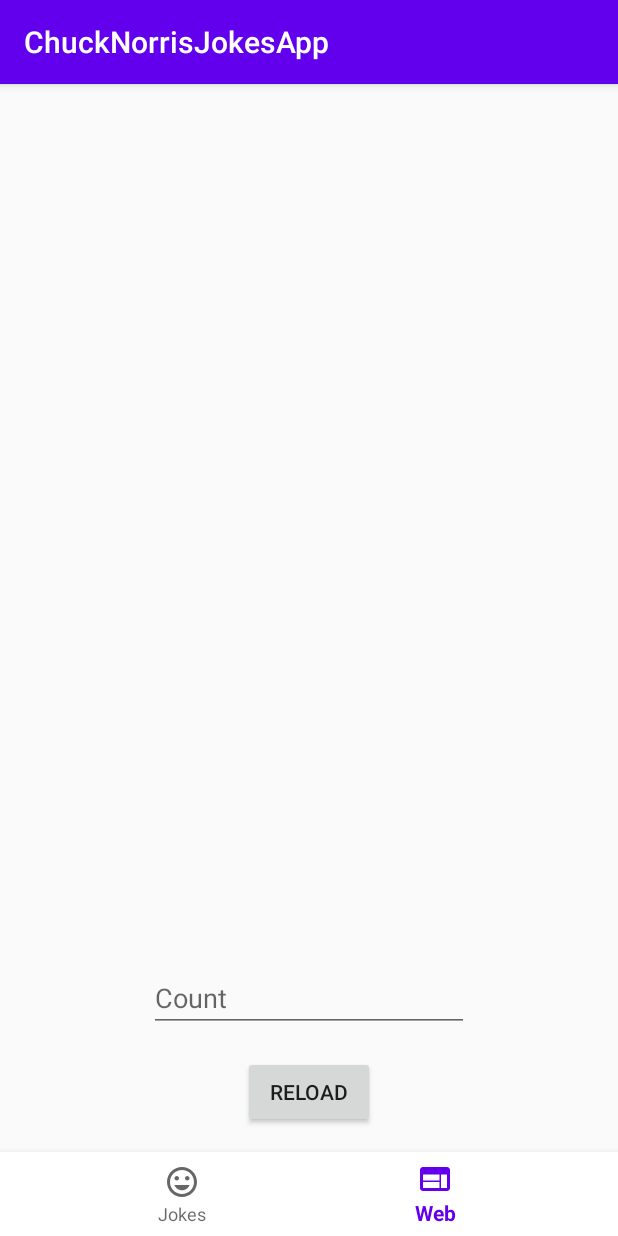
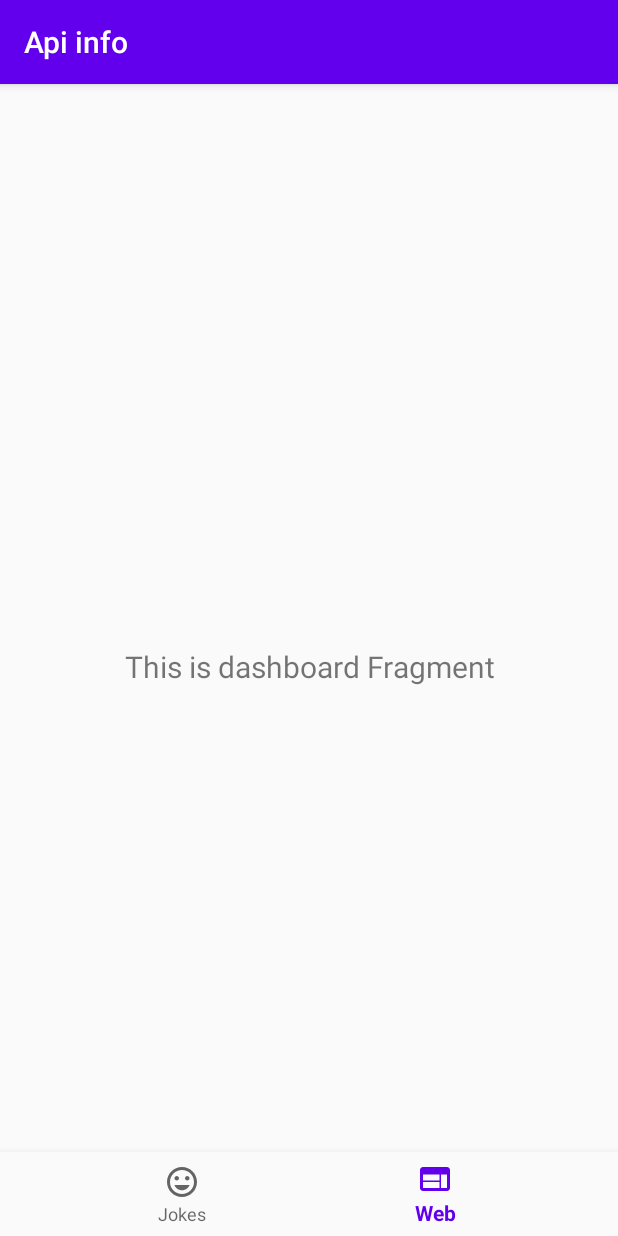
Before and after one commit to Sermage/ChuckNorrisJokesApp, an Android app: the screen it shows after launch (MainActivity), item 2 of the bottom bar chosen, on a phone screen of 412 x 824 dp. Run offline under Robolectric (Android 15) with nearby library versions, the phone set to English and light mode, and no system bars; our stand-ins replace Room's generated code, RxJava, navigation-ui.

Commit message:
Added bottom navigation bar.

```diff
--- a/app/build.gradle
+++ b/app/build.gradle
@@ -43,6 +43,12 @@ dependencies {
     implementation 'io.reactivex.rxjava2:rxjava:2.2.6'
     implementation 'com.squareup.retrofit2:adapter-rxjava2:2.6.0'
     implementation 'com.squareup.retrofit2:converter-gson:2.7.0'
+    implementation 'androidx.legacy:legacy-support-v4:1.0.0'
+    implementation 'androidx.navigation:navigation-fragment:2.3.0'
+    implementation 'androidx.navigation:navigation-ui:2.3.0'
+    implementation 'androidx.lifecycle:lifecycle-extensions:2.2.0'
+    implementation 'androidx.navigation:navigation-fragment-ktx:2.3.0'
+    implementation 'androidx.navigation:navigation-ui-ktx:2.3.0'
     def lifecycle_version = "2.2.0"
     // ViewModel
     implementation "androidx.lifecycle:lifecycle-viewmodel-ktx:$lifecycle_version"
--- a/app/src/main/AndroidManifest.xml
+++ b/app/src/main/AndroidManifest.xml
@@ -1,7 +1,8 @@
 <?xml version="1.0" encoding="utf-8"?>
 <manifest xmlns:android="http://schemas.android.com/apk/res/android"
     package="com.sermage.chucknorrisjokesapp">
-    <uses-permission android:name="android.permission.INTERNET"/>
+
+    <uses-permission android:name="android.permission.INTERNET" />
 
     <application
         android:allowBackup="true"
@@ -10,10 +11,9 @@
         android:roundIcon="@mipmap/ic_launcher_round"
         android:supportsRtl="true"
         android:theme="@style/AppTheme">
-        <activity android:name=".MainActivity">
+        <activity android:name=".screens.MainActivity">
             <intent-filter>
                 <action android:name="android.intent.action.MAIN" />
-
                 <category android:name="android.intent.category.LAUNCHER" />
             </intent-filter>
         </activity>
--- a/app/src/main/java/com/sermage/chucknorrisjokesapp/MainActivity.kt
+++ /dev/null
@@ -1,37 +0,0 @@
-package com.sermage.chucknorrisjokesapp
-
-import androidx.appcompat.app.AppCompatActivity
-import android.os.Bundle
-import android.util.Log
-import android.widget.ArrayAdapter
-import androidx.activity.viewModels
-import androidx.lifecycle.Observer
-import com.sermage.chucknorrisjokesapp.adapters.JokesAdapter
-import com.sermage.chucknorrisjokesapp.api.ApiFactory
-import com.sermage.chucknorrisjokesapp.pojo.Joke
-import io.reactivex.disposables.CompositeDisposable
-import io.reactivex.schedulers.Schedulers
-import kotlinx.android.synthetic.main.activity_main.*
-
-class MainActivity : AppCompatActivity() {
-
-
-
-    override fun onCreate(savedInstanceState: Bundle?) {
-        super.onCreate(savedInstanceState)
-        setContentView(R.layout.activity_main)
-        val viewModel:ChucksViewModel by viewModels()
-        viewModel.loadData(5)
-        val adapter=JokesAdapter()
-        val recyclerViewJokes=recyclerViewJokes
-        recyclerViewJokes.adapter=adapter
-        viewModel.jokesList.observe(this, Observer {
-            adapter.listOfJokes=it
-        })
-
-
-
-
-    }
-
-}
--- /dev/null
+++ b/app/src/main/java/com/sermage/chucknorrisjokesapp/screens/MainActivity.kt
@@ -0,0 +1,57 @@
+package com.sermage.chucknorrisjokesapp.screens
+
+import android.os.Bundle
+import android.view.MenuItem
+import com.google.android.material.bottomnavigation.BottomNavigationView
+import androidx.appcompat.app.AppCompatActivity
+import androidx.fragment.app.Fragment
+import androidx.navigation.findNavController
+import androidx.navigation.ui.AppBarConfiguration
+import androidx.navigation.ui.setupActionBarWithNavController
+import androidx.navigation.ui.setupWithNavController
+import com.google.android.material.navigation.NavigationView
+import com.sermage.chucknorrisjokesapp.R
+import com.sermage.chucknorrisjokesapp.pojo.JokesValue
+import com.sermage.chucknorrisjokesapp.screens.ui.jokes.JokesFragment
+import com.sermage.chucknorrisjokesapp.screens.ui.web.WebFragment
+
+class MainActivity : AppCompatActivity() {
+
+    override fun onCreate(savedInstanceState: Bundle?) {
+        super.onCreate(savedInstanceState)
+        setContentView(R.layout.activity_main)
+        val navView: BottomNavigationView = findViewById(R.id.nav_view)
+
+        val navController = findNavController(R.id.nav_host_fragment)
+        // Passing each menu ID as a set of Ids because each
+        // menu should be considered as top level destinations.
+        val appBarConfiguration = AppBarConfiguration(
+            setOf(
+                R.id.navigation_jokes, R.id.navigation_web
+            )
+        )
+        setupActionBarWithNavController(navController, appBarConfiguration)
+        navView.setupWithNavController(navController)
+
+//        navView.setOnNavigationItemSelectedListener {
+//            when(it.itemId){
+//                R.id.Jokes->{
+//                    navController.navigate(R.id.navigation_jokes)
+//                }
+//                R.id.Web->{
+//                    navController.navigate(R.id.navigation_web)
+//                }
+//            }
+//            false
+//        }
+
+    }
+
+
+    private fun openFragment(fragment: Fragment) {
+        val transaction = supportFragmentManager.beginTransaction()
+        transaction.replace(R.id.container, fragment)
+        transaction.addToBackStack(null)
+        transaction.commit()
+    }
+}
--- a/app/src/main/java/com/sermage/chucknorrisjokesapp/ChucksViewModel.kt
+++ b/app/src/main/java/com/sermage/chucknorrisjokesapp/screens/ui/jokes/ChucksViewModel.kt
@@ -1,4 +1,4 @@
-package com.sermage.chucknorrisjokesapp
+package com.sermage.chucknorrisjokesapp.screens.ui.jokes
 
 import android.app.Application
 import android.util.Log
--- /dev/null
+++ b/app/src/main/java/com/sermage/chucknorrisjokesapp/screens/ui/jokes/JokesFragment.kt
@@ -0,0 +1,39 @@
+package com.sermage.chucknorrisjokesapp.screens.ui.jokes
+
+import android.os.Bundle
+import android.view.LayoutInflater
+import android.view.View
+import android.view.ViewGroup
+import android.widget.Button
+import android.widget.EditText
+import androidx.fragment.app.Fragment
+import androidx.fragment.app.viewModels
+import androidx.recyclerview.widget.RecyclerView
+import com.sermage.chucknorrisjokesapp.R
+import com.sermage.chucknorrisjokesapp.adapters.JokesAdapter
+
+class JokesFragment : Fragment() {
+
+
+
+    override fun onCreateView(
+        inflater: LayoutInflater,
+        container: ViewGroup?,
+        savedInstanceState: Bundle?
+    ): View? {
+        val rootView=inflater.inflate(R.layout.fragment_jokes,container,false)
+        val recyclerViewJokes=rootView.findViewById<RecyclerView>(R.id.recyclerViewJokes)
+        val buttonReload=rootView.findViewById<Button>(R.id.buttonReload)
+        val editTextNumberOfJokes=rootView.findViewById<EditText>(R.id.editTextNumberOfJokes)
+        val viewModel: ChucksViewModel by viewModels()
+        val adapter= JokesAdapter()
+        recyclerViewJokes.adapter=adapter
+        viewModel.jokesList.observe(viewLifecycleOwner, {
+            adapter.listOfJokes=it
+        })
+        buttonReload.setOnClickListener {
+            viewModel.loadData(editTextNumberOfJokes.text.toString().toInt())
+        }
+        return rootView
+    }
+}
--- /dev/null
+++ b/app/src/main/java/com/sermage/chucknorrisjokesapp/screens/ui/web/WebFragment.kt
@@ -0,0 +1,32 @@
+package com.sermage.chucknorrisjokesapp.screens.ui.web
+
+import android.os.Bundle
+import android.view.LayoutInflater
+import android.view.View
+import android.view.ViewGroup
+import android.widget.TextView
+import androidx.fragment.app.Fragment
+import androidx.lifecycle.Observer
+import androidx.lifecycle.ViewModelProviders
+import com.sermage.chucknorrisjokesapp.R
+
+
+class WebFragment : Fragment() {
+
+    private lateinit var dashboardViewModel: WebViewModel
+
+    override fun onCreateView(
+        inflater: LayoutInflater,
+        container: ViewGroup?,
+        savedInstanceState: Bundle?
+    ): View? {
+        dashboardViewModel =
+            ViewModelProviders.of(this).get(WebViewModel::class.java)
+        val root = inflater.inflate(R.layout.fragment_web, container, false)
+        val textView: TextView = root.findViewById(R.id.text_dashboard)
+        dashboardViewModel.text.observe(viewLifecycleOwner, Observer {
+            textView.text = it
+        })
+        return root
+    }
+}
--- /dev/null
+++ b/app/src/main/java/com/sermage/chucknorrisjokesapp/screens/ui/web/WebViewModel.kt
@@ -0,0 +1,13 @@
+package com.sermage.chucknorrisjokesapp.screens.ui.web
+
+import androidx.lifecycle.LiveData
+import androidx.lifecycle.MutableLiveData
+import androidx.lifecycle.ViewModel
+
+class WebViewModel : ViewModel() {
+
+    private val _text = MutableLiveData<String>().apply {
+        value = "This is dashboard Fragment"
+    }
+    val text: LiveData<String> = _text
+}
--- a/app/src/main/res/layout/activity_main.xml
+++ b/app/src/main/res/layout/activity_main.xml
@@ -1,57 +1,33 @@
 <?xml version="1.0" encoding="utf-8"?>
 <androidx.constraintlayout.widget.ConstraintLayout xmlns:android="http://schemas.android.com/apk/res/android"
     xmlns:app="http://schemas.android.com/apk/res-auto"
-    xmlns:tools="http://schemas.android.com/tools"
+    android:id="@+id/container"
     android:layout_width="match_parent"
     android:layout_height="match_parent"
-    tools:context=".MainActivity">
+    android:paddingTop="?attr/actionBarSize">
 
-    <androidx.recyclerview.widget.RecyclerView
-        android:id="@+id/recyclerViewJokes"
+    <com.google.android.material.bottomnavigation.BottomNavigationView
+        android:id="@+id/nav_view"
+        android:layout_width="0dp"
+        android:layout_height="wrap_content"
+        android:layout_marginStart="0dp"
+        android:layout_marginEnd="0dp"
+        android:background="?android:attr/windowBackground"
+        app:layout_constraintBottom_toBottomOf="parent"
+        app:layout_constraintLeft_toLeftOf="parent"
+        app:layout_constraintRight_toRightOf="parent"
+        app:menu="@menu/bottom_navigation_menu" />
+
+    <fragment
+        android:id="@+id/nav_host_fragment"
+        android:name="androidx.navigation.fragment.NavHostFragment"
         android:layout_width="0dp"
         android:layout_height="0dp"
-        app:layoutManager="androidx.recyclerview.widget.LinearLayoutManager"
-        app:layout_constraintBottom_toTopOf="@id/editTextNumberOfJokes"
-        app:layout_constraintEnd_toEndOf="parent"
-        app:layout_constraintHorizontal_bias="0.0"
-        app:layout_constraintStart_toStartOf="parent"
+        app:defaultNavHost="true"
+        app:layout_constraintBottom_toTopOf="@id/nav_view"
+        app:layout_constraintLeft_toLeftOf="parent"
+        app:layout_constraintRight_toRightOf="parent"
         app:layout_constraintTop_toTopOf="parent"
-        tools:listitem="@layout/joke_item" />
-
-    <EditText
-        android:id="@+id/editTextNumberOfJokes"
-        android:layout_width="wrap_content"
-        android:layout_height="wrap_content"
-        android:ems="10"
-        android:inputType="number"
-        android:hint="@string/count"
-        app:layout_constraintBottom_toTopOf="@id/buttonReload"
-        app:layout_constraintEnd_toEndOf="parent"
-        app:layout_constraintStart_toStartOf="parent"
-        app:layout_constraintTop_toBottomOf="@id/recyclerViewJokes"/>
-
-    <Button
-        android:id="@+id/buttonReload"
-        android:layout_width="wrap_content"
-        android:layout_height="wrap_content"
-        android:text="@string/button_reload"
-        android:layout_margin="16dp"
-        app:layout_constraintEnd_toEndOf="parent"
-        app:layout_constraintStart_toStartOf="parent"
-        app:layout_constraintTop_toBottomOf="@id/editTextNumberOfJokes"
-        app:layout_constraintBottom_toTopOf="@id/bottom_navigation"/>
-
-    <com.google.android.material.bottomnavigation.BottomNavigationView
-        android:id="@+id/bottom_navigation"
-        android:layout_width="match_parent"
-        android:layout_height="wrap_content"
-        android:background="@color/cardview_light_background"
-        app:menu="@menu/bottom_navigation_menu"
-        app:layout_constraintTop_toBottomOf="@id/buttonReload"
-        app:layout_constraintBottom_toBottomOf="parent"
-        app:layout_constraintEnd_toEndOf="parent"
-        app:layout_constraintStart_toStartOf="parent"
-        />
-
+        app:navGraph="@navigation/mobile_navigation" />
 
 </androidx.constraintlayout.widget.ConstraintLayout>
--- /dev/null
+++ b/app/src/main/res/layout/fragment_web.xml
@@ -0,0 +1,22 @@
+<?xml version="1.0" encoding="utf-8"?>
+<androidx.constraintlayout.widget.ConstraintLayout xmlns:android="http://schemas.android.com/apk/res/android"
+    xmlns:app="http://schemas.android.com/apk/res-auto"
+    xmlns:tools="http://schemas.android.com/tools"
+    android:layout_width="match_parent"
+    android:layout_height="match_parent"
+    tools:context=".screens.ui.web.WebFragment">
+
+    <TextView
+        android:id="@+id/text_dashboard"
+        android:layout_width="match_parent"
+        android:layout_height="wrap_content"
+        android:layout_marginStart="8dp"
+        android:layout_marginTop="8dp"
+        android:layout_marginEnd="8dp"
+        android:textAlignment="center"
+        android:textSize="20sp"
+        app:layout_constraintBottom_toBottomOf="parent"
+        app:layout_constraintEnd_toEndOf="parent"
+        app:layout_constraintStart_toStartOf="parent"
+        app:layout_constraintTop_toTopOf="parent" />
+</androidx.constraintlayout.widget.ConstraintLayout>
--- a/app/src/main/res/menu/bottom_navigation_menu.xml
+++ b/app/src/main/res/menu/bottom_navigation_menu.xml
@@ -1,14 +1,12 @@
 <?xml version="1.0" encoding="utf-8"?>
 <menu xmlns:android="http://schemas.android.com/apk/res/android">
     <item
-        android:id="@+id/Jokes"
-        android:enabled="true"
+        android:id="@+id/navigation_jokes"
         android:title="@string/jokes"
         android:icon="@drawable/ic_baseline_smile"/>
 
     <item
-        android:id="@+id/Web"
-        android:enabled="true"
+        android:id="@+id/navigation_web"
         android:title="@string/web"
         android:icon="@drawable/ic_baseline_web_24"/>
 
--- /dev/null
+++ b/app/src/main/res/navigation/mobile_navigation.xml
@@ -0,0 +1,20 @@
+<?xml version="1.0" encoding="utf-8"?>
+<navigation xmlns:android="http://schemas.android.com/apk/res/android"
+    xmlns:app="http://schemas.android.com/apk/res-auto"
+    xmlns:tools="http://schemas.android.com/tools"
+    android:id="@+id/mobile_navigation"
+    app:startDestination="@+id/navigation_jokes">
+
+    <fragment
+        android:id="@+id/navigation_jokes"
+        android:name="com.sermage.chucknorrisjokesapp.screens.ui.jokes.JokesFragment"
+        android:label="Jokes"
+        tools:layout="@layout/fragment_jokes" />
+
+    <fragment
+        android:id="@+id/navigation_web"
+        android:name="com.sermage.chucknorrisjokesapp.screens.ui.web.WebFragment"
+        android:label="Api info"
+        tools:layout="@layout/fragment_web" />
+
+</navigation>
--- /dev/null
+++ b/app/src/main/res/values/dimens.xml
@@ -0,0 +1,5 @@
+<resources>
+    <!-- Default screen margins, per the Android Design guidelines. -->
+    <dimen name="activity_horizontal_margin">16dp</dimen>
+    <dimen name="activity_vertical_margin">16dp</dimen>
+</resources>
--- a/app/src/main/res/values/strings.xml
+++ b/app/src/main/res/values/strings.xml
@@ -4,4 +4,10 @@
     <string name="web">Web</string>
     <string name="button_reload">RELOAD</string>
     <string name="count">Count</string>
+    <!-- TODO: Remove or change this placeholder text -->
+    <string name="hello_blank_fragment">Hello blank fragment</string>
+    <string name="title_activity_main2">MainActivity</string>
+    <string name="title_home">Home</string>
+    <string name="title_dashboard">Dashboard</string>
+    <string name="title_notifications">Notifications</string>
 </resources>
```
Also changed, not shown: app/src/main/res/drawable/ic_dashboard_black_24dp.xml (added, +9 -0 lines), app/src/main/res/drawable/ic_home_black_24dp.xml (added, +9 -0 lines), app/src/main/res/drawable/ic_notifications_black_24dp.xml (added, +9 -0 lines), app/src/main/res/layout/fragment_jokes.xml (added, +44 -0 lines).
